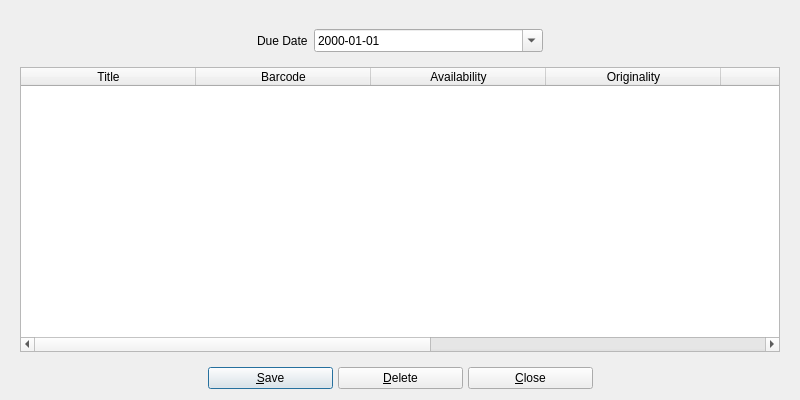
Old version of the form UI/biblioteq_bookcopybrowser.ui in the repository textbrowser/biblioteq.
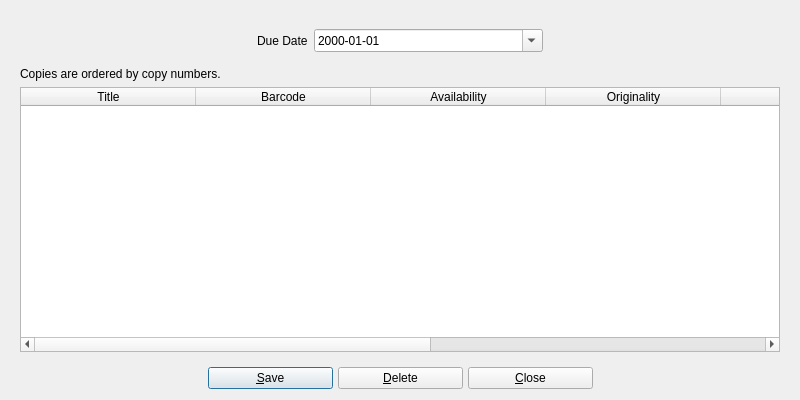
New version of the form. Icons and pictures are not drawn.

Commit message: Allow removal of copies.

Patch:
```diff
--- a/UI/biblioteq_bookcopybrowser.ui
+++ b/UI/biblioteq_bookcopybrowser.ui
@@ -92,6 +92,16 @@
         </layout>
        </widget>
       </item>
+      <item>
+       <widget class="QLabel" name="label_2">
+        <property name="text">
+         <string>Copies are ordered by copy numbers.</string>
+        </property>
+        <property name="wordWrap">
+         <bool>true</bool>
+        </property>
+       </widget>
+      </item>
       <item>
        <widget class="QTableWidget" name="table">
         <property name="focusPolicy">
```
The commit also changes 5 other files.
